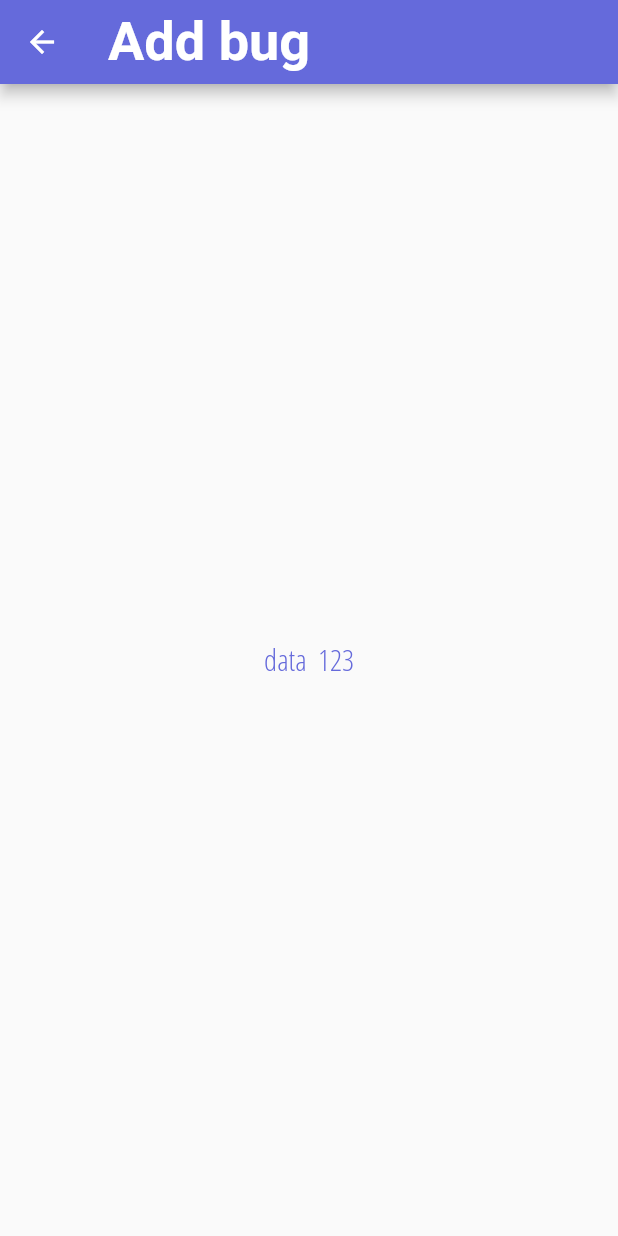
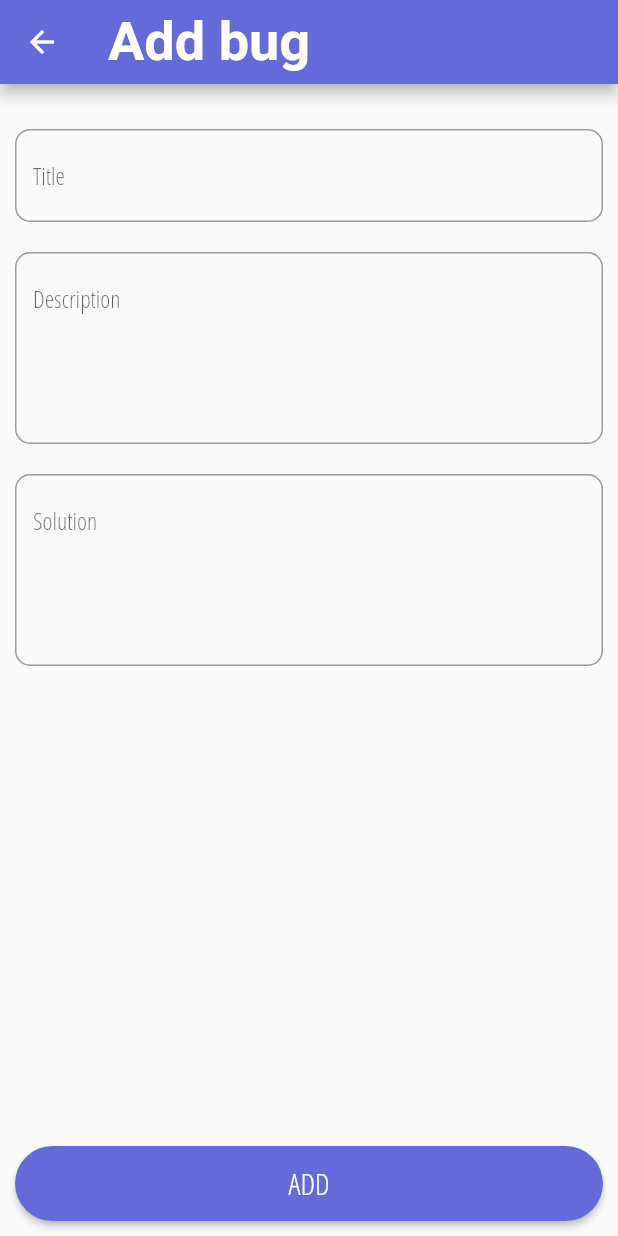
Before and after one commit to josepol/bugify-flutter, a Flutter app: the AddBugScreen screen opened by its route, on a phone screen of 412 x 824 dp. Run offline on Flutter 3.47's test engine with Material 2 defaults, Android fonts, the phone set to English and light mode, and no system bars; our stand-ins replace dio, rxdart, shared_preferences; accounts and stored records are empty.

Commit message:
splash screen animation improved, add bug page started

```diff
--- a/lib/config/constants.dart
+++ b/lib/config/constants.dart
@@ -6,4 +6,5 @@ class Constants {
   static const HOME_ROUTE = '/home';
   static const ADD_BUG = '/add-bug';
   static const BUG_DETAIL = '/bug-detail';
+  static const PROFILE = '/profile';
 }
--- a/lib/main.dart
+++ b/lib/main.dart
@@ -3,6 +3,7 @@ import 'package:bugify/config/constants.dart';
 import 'package:bugify/config/theme.dart';
 import 'package:bugify/screens/add-bug/add-bug.screen.dart';
 import 'package:bugify/screens/bug-detail/bug-detail.screen.dart';
+import 'package:bugify/screens/profile/profile.screen.dart';
 import 'package:dio/dio.dart';
 import 'package:flutter/material.dart';
 import './screens/login/login.screen.dart';
@@ -38,11 +39,13 @@ class MyApp extends StatelessWidget {
     this.init();
     return MaterialApp(
       title: 'Flutter Demo',
+      debugShowCheckedModeBanner: false,
       routes: <String, WidgetBuilder>{
         Constants.LOGIN_ROUTE: (BuildContext context) => LoginScreen(),
         Constants.HOME_ROUTE: (BuildContext context) => HomeScreen(),
         Constants.ADD_BUG: (BuildContext context) => AddBugScreen(),
-        Constants.BUG_DETAIL: (BuildContext context) => BugDetailScreen()
+        Constants.BUG_DETAIL: (BuildContext context) => BugDetailScreen(),
+        Constants.PROFILE: (BuildContext context) => ProfileScreen()
       },
       theme: ThemeData(
           fontFamily: 'OpenSansCondensed',
--- /dev/null
+++ b/lib/screens/add-bug/add-bug-form.widget.dart
@@ -0,0 +1,90 @@
+import 'package:bugify/screens/add-bug/add-bug.bloc.dart';
+import 'package:bugify/store/bugs/bug.model.dart';
+import 'package:bugify/widgets/textformfield.widget.dart';
+import 'package:flutter/material.dart';
+
+class AddBugFormWidget extends StatefulWidget {
+  AddBugFormWidget();
+
+  _AddBugFormWidgetState createState() => _AddBugFormWidgetState();
+}
+
+class _AddBugFormWidgetState extends State<AddBugFormWidget> {
+  AddBugBloc addBugBloc = AddBugBloc();
+  final GlobalKey<FormState> _formKey = GlobalKey<FormState>();
+  bool isFormValid = false;
+  BugModel bug;
+  bool _autovalidate = false;
+
+  @override
+  void initState() {
+    this.addBugBloc.getSubmitFormSubject().listen((x) {
+      this.submitForm();
+    });
+    super.initState();
+  }
+
+  void submitForm() {
+    this.isFormValid = this._formKey.currentState.validate();
+    if (!this.isFormValid) {
+      this._autovalidate = true;
+    } else {
+      this._formKey.currentState.save();
+      Scaffold.of(context).showSnackBar(SnackBar(
+        content: new Text("Adding new bug!"),
+      ));
+    }
+  }
+
+  void _saveData(String key, value) {
+    Map<String, dynamic> v = {key: value};
+    this.bug = BugModel.fromJson(v);
+    print(this.bug.toJson());
+  }
+
+  @override
+  Widget build(BuildContext context) {
+    return SingleChildScrollView(
+      padding: EdgeInsets.only(top: 20),
+      child: Container(
+        child: Form(
+            key: this._formKey,
+            child: Column(
+              children: <Widget>[
+                TextFormFieldWidget(
+                  label: 'Title',
+                  isRequired: true,
+                  maxLength: 20,
+                  autovalidate: this._autovalidate,
+                  onSavedCallback: (String value) =>
+                      this._saveData('title', value),
+                ),
+                TextFormFieldWidget(
+                  label: 'Description',
+                  isRequired: true,
+                  type: TextInputType.multiline,
+                  autovalidate: this._autovalidate,
+                  onSavedCallback: (String value) =>
+                      this._saveData('description', value),
+                ),
+                TextFormFieldWidget(
+                  label: 'Solution',
+                  isRequired: true,
+                  type: TextInputType.multiline,
+                  autovalidate: this._autovalidate,
+                  onSavedCallback: (String value) =>
+                      this._saveData('solution', value),
+                ),
+              ],
+            )),
+      ),
+    );
+  }
+
+  @override
+  void dispose() {
+    this._autovalidate = false;
+    this.addBugBloc.close();
+    super.dispose();
+  }
+}
--- /dev/null
+++ b/lib/screens/add-bug/add-bug.bloc.dart
@@ -0,0 +1,27 @@
+import 'package:rxdart/rxdart.dart';
+
+class AddBugBloc {
+  BehaviorSubject _submitFormSubject = BehaviorSubject<bool>();
+
+  static final _addBugBloc = AddBugBloc._internal();
+
+  factory AddBugBloc() {
+    return _addBugBloc;
+  }
+
+  AddBugBloc._internal() {
+  }
+
+  void setSubmitFormSubject() {
+    this._submitFormSubject.add(true);
+  }
+
+  BehaviorSubject getSubmitFormSubject() {
+    return this._submitFormSubject;
+  }
+
+  void close() {
+    this._submitFormSubject.close();
+  }
+
+}
--- a/lib/screens/add-bug/add-bug.screen.dart
+++ b/lib/screens/add-bug/add-bug.screen.dart
@@ -1,24 +1,37 @@
+import 'package:bugify/screens/add-bug/add-bug-form.widget.dart';
+import 'package:bugify/screens/add-bug/add-bug.bloc.dart';
+import 'package:bugify/widgets/button.widget.dart';
 import 'package:flutter/material.dart';
 
 class AddBugScreen extends StatefulWidget {
-
   AddBugScreen({Key key}) : super(key: key);
 
   _AddBugScreenState createState() => _AddBugScreenState();
 }
 
 class _AddBugScreenState extends State<AddBugScreen> {
+
+  AddBugBloc addBugBloc = AddBugBloc();
+
+  void submitForm() => this.addBugBloc.setSubmitFormSubject();
+
   @override
   Widget build(BuildContext context) {
     return Scaffold(
       appBar: AppBar(
         title: Text('Add bug'),
       ),
-      body: Container(
-        child: Center(
-          child: Text('data  123'),
-        ),
+      body: Container(child: AddBugFormWidget()),
+      bottomNavigationBar: ButtonWidget(
+        onPressCallback: this.submitForm,
+        isButtonEnabled: true,
+        buttonText: 'ADD',
       ),
     );
   }
+
+  @override
+  void dispose() {
+    super.dispose();
+  }
 }
--- a/lib/screens/home/home.screen.dart
+++ b/lib/screens/home/home.screen.dart
@@ -109,7 +109,7 @@ class _HomeScreenState extends State<HomeScreen> {
 
   @override
   void dispose() {
-    this.bugsBloc.dispose();
+    // this.bugsBloc.dispose();
     super.dispose();
   }
 }
--- a/lib/screens/home/widgets/list-bugs.widget.dart
+++ b/lib/screens/home/widgets/list-bugs.widget.dart
@@ -32,8 +32,6 @@ class _ListBugsWidgetState extends State<ListBugsWidget> {
     super.didUpdateWidget(oldWidget);
   }
 
-  @override
-  Widget build(BuildContext context) {
   GridTile _getGridTile(BugModel bug) {
     return GridTile(
       header: Container(
@@ -57,6 +55,8 @@ class _ListBugsWidgetState extends State<ListBugsWidget> {
     );
   }
 
+  @override
+  Widget build(BuildContext context) {
     return Expanded(
       child: GridView.count(
           crossAxisCount: 2,
--- a/lib/store/bugs/bugs.bloc.dart
+++ b/lib/store/bugs/bugs.bloc.dart
@@ -13,7 +13,7 @@ class BugsBloc {
   StreamSink<BugModel> get _bugSelectedStreamSink => _bugSelectedStreamController.sink;
   Stream<BugModel> get bugSelected => _bugSelectedStreamController.stream;
 
-  final _bugsEventController = StreamController<BugsEvent>();
+  final _bugsEventController = StreamController<BugsEvent>.broadcast();
   Sink<BugsEvent> get bugsEventSink => _bugsEventController.sink;
 
   static final BugsBloc _bugsBloc = BugsBloc._internal();
--- /dev/null
+++ b/lib/widgets/textformfield.widget.dart
@@ -0,0 +1,57 @@
+import 'package:bugify/config/theme.dart';
+import 'package:flutter/material.dart';
+
+class TextFormFieldWidget extends StatefulWidget {
+  final String label;
+  final bool isRequired;
+  final int maxLength;
+  final bool autovalidate;
+  final Function onSavedCallback;
+  final TextInputType type;
+
+  TextFormFieldWidget(
+      {@required this.label,
+      this.isRequired = false,
+      this.maxLength,
+      @required this.onSavedCallback,
+      this.autovalidate = false,
+      this.type = TextInputType.text});
+
+  _TextFormFieldWidgetState createState() => _TextFormFieldWidgetState();
+}
+
+class _TextFormFieldWidgetState extends State<TextFormFieldWidget> {
+  String _validator(String value) {
+    if (this.widget.isRequired && value.isEmpty) {
+      return 'This field is required';
+    }
+    if (this.widget.maxLength != null &&
+        value.length >= this.widget.maxLength) {
+      return 'Max length allowed is ${this.widget.maxLength}';
+    }
+    return null;
+  }
+
+  void _onSaved(String value) {
+    this.widget.onSavedCallback(value);
+  }
+
+  @override
+  Widget build(BuildContext context) {
+    return Container(
+        padding: EdgeInsets.all(10),
+        child: TextFormField(
+            keyboardType: this.widget.type,
+            maxLines: this.widget.type == TextInputType.multiline ? 4 : 1,
+            decoration: InputDecoration(
+              labelText: this.widget.label,
+              alignLabelWithHint: true,
+              border: OutlineInputBorder(
+                  borderSide: BorderSide(color: ThemeConfig.primaryColor),
+                  borderRadius: BorderRadius.all(Radius.circular(10))),
+            ),
+            onSaved: this._onSaved,
+            validator: this._validator,
+            autovalidate: this.widget.autovalidate));
+  }
+}
```
Also changed, not shown: lib/screens/bug-detail/bug-detail.screen.dart (+16 -8 lines), lib/screens/profile/profile.screen.dart (added, +24 -0 lines), lib/screens/splash/splash.screen.dart (+7 -6 lines), lib/widgets/confirmation.widget.dart (+15 -11 lines), lib/widgets/drawer.widget.dart (+12 -1 lines). Lines whose indentation alone changed are shown as unchanged.
